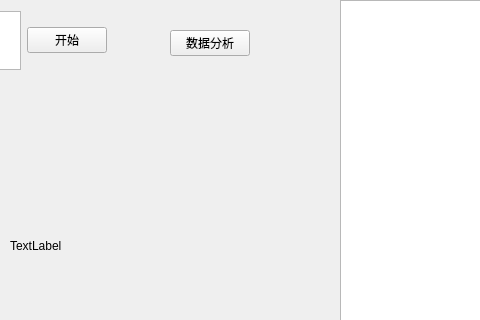
Before: the Qt Designer form ParkingLot/mainwindow.ui in zhiiw/Learning, drawn with Qt 5; both pictures show x 690 to 1170 and y 0 to 320 of the 1388 by 755 pixel window.
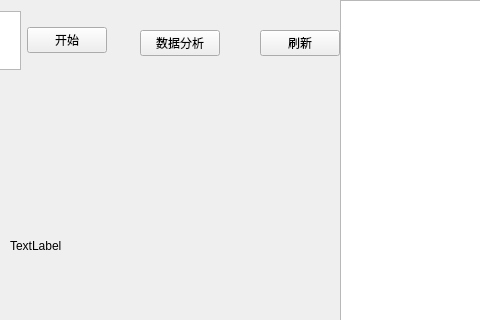
After: the same form once the commit is applied. Icons and pictures are not drawn.

```diff
--- a/ParkingLot/mainwindow.ui
+++ b/ParkingLot/mainwindow.ui
@@ -102,7 +102,7 @@
    <widget class="QPushButton" name="pushButton_2">
     <property name="geometry">
      <rect>
-      <x>860</x>
+      <x>830</x>
       <y>30</y>
       <width>80</width>
       <height>26</height>
@@ -242,6 +242,19 @@
      <string>TextLabel</string>
     </property>
    </widget>
+   <widget class="QPushButton" name="pushButton_3">
+    <property name="geometry">
+     <rect>
+      <x>950</x>
+      <y>30</y>
+      <width>80</width>
+      <height>26</height>
+     </rect>
+    </property>
+    <property name="text">
+     <string>刷新</string>
+    </property>
+   </widget>
   </widget>
   <widget class="QMenuBar" name="menubar">
    <property name="geometry">
```
